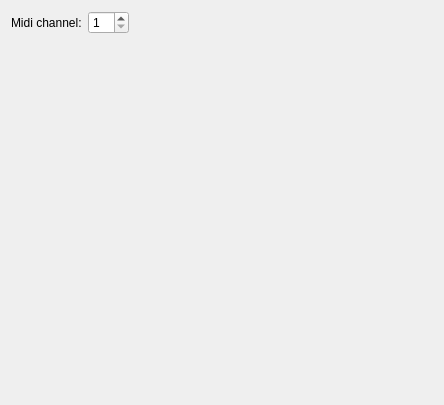
Before: the Qt Designer form src/ui/voiceproperties.ui in canorusmusic/canorus, drawn with Qt 5.
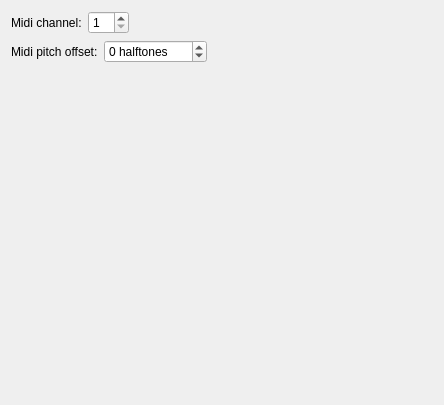
After: the same form once the commit is applied.

Commit message: Added MIDI pitch offset property to voice.

```diff
--- a/src/ui/voiceproperties.ui
+++ b/src/ui/voiceproperties.ui
@@ -34,7 +34,7 @@
       </widget>
      </item>
      <item>
-      <spacer>
+      <spacer name="uiMidiChannelSpacer">
        <property name="orientation">
         <enum>Qt::Horizontal</enum>
        </property>
@@ -51,6 +51,43 @@
      </item>
     </layout>
    </item>
+   <item>
+    <layout class="QHBoxLayout" name="horizontalLayout">
+     <item>
+      <widget class="QLabel" name="uiMidiPitchOffsetLabel">
+       <property name="text">
+        <string>Midi pitch offset:</string>
+       </property>
+      </widget>
+     </item>
+     <item>
+      <widget class="QSpinBox" name="uiMidiPitchOffset">
+       <property name="suffix">
+        <string> halftones</string>
+       </property>
+       <property name="minimum">
+        <number>-128</number>
+       </property>
+       <property name="maximum">
+        <number>128</number>
+       </property>
+      </widget>
+     </item>
+     <item>
+      <spacer name="uiMidiPitchOffsetSpacer">
+       <property name="orientation">
+        <enum>Qt::Horizontal</enum>
+       </property>
+       <property name="sizeHint" stdset="0">
+        <size>
+         <width>40</width>
+         <height>20</height>
+        </size>
+       </property>
+      </spacer>
+     </item>
+    </layout>
+   </item>
    <item>
     <spacer name="verticalSpacer">
      <property name="orientation">
```
The commit also changes 6 other files.
